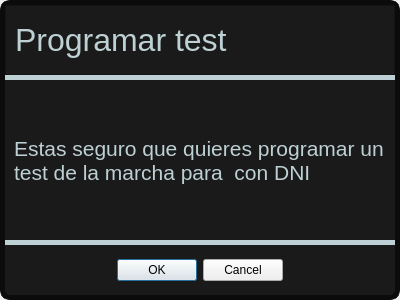
The window that confirmar_programacion.ui (algoriasmart/medchain) describes before a commit, drawn with Qt 5.
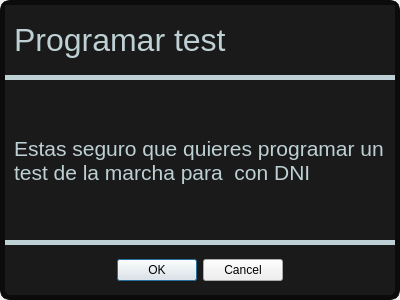
The same window after the commit.

Patch:
```diff
--- a/confirmar_programacion.ui
+++ b/confirmar_programacion.ui
@@ -78,7 +78,7 @@
          </size>
         </property>
         <property name="styleSheet">
-         <string notr="true">boder: none;</string>
+         <string notr="true">border: none;</string>
         </property>
         <property name="frameShape">
          <enum>QFrame::StyledPanel</enum>
```
